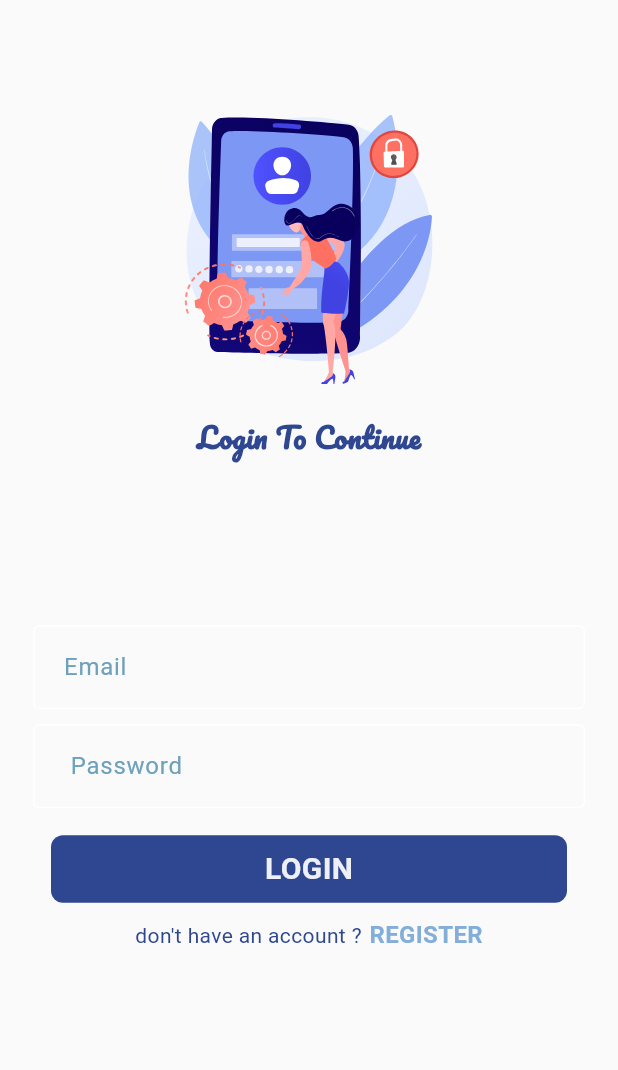
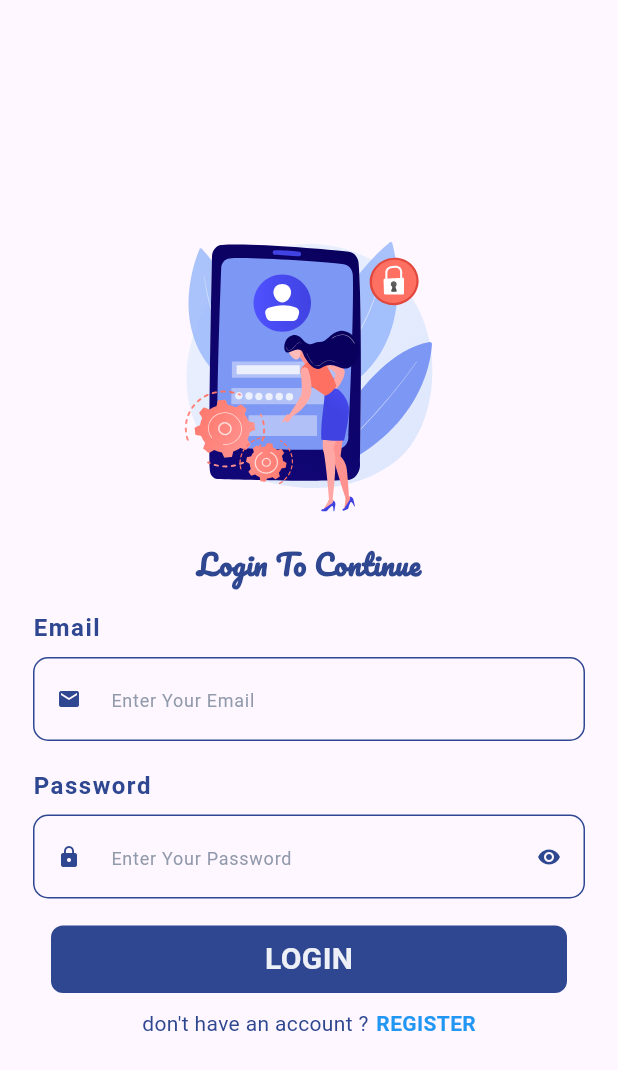
Before and after one commit to Asmaa-Saeed/Around_Egypt_flutter, a Flutter app: the screen it shows after launch, on a phone screen of 412 x 824 dp. Shown: the top 1070 px of the screen. Run offline on Flutter 3.47's test engine with Material 3 defaults, Android fonts, the phone set to English and light mode, and no system bars; our stand-ins replace lottie.

Commit message:
edit login ui

```diff
--- a/lib/constants/constants.dart
+++ b/lib/constants/constants.dart
@@ -1,3 +1,2 @@
 import 'package:flutter/material.dart';
-
-const kPrimaryColor = Color.fromARGB(255, 250, 250, 250);
+const kPrimaryColor =  Color.fromARGB(255, 46, 71, 144);
--- a/lib/pages/login_page.dart
+++ b/lib/pages/login_page.dart
@@ -1,8 +1,6 @@
 import 'package:flutter/material.dart';
 
-import '../constants/constants.dart';
 import '../widgets/login_page_body.dart';
-
 
 class LoginPage extends StatelessWidget {
   const LoginPage({super.key});
@@ -10,7 +8,6 @@ class LoginPage extends StatelessWidget {
   @override
   Widget build(BuildContext context) {
     return const Scaffold(
-      backgroundColor: kPrimaryColor,
       body: LoginPageBody(),
     );
   }
--- a/lib/pages/register_page.dart
+++ b/lib/pages/register_page.dart
@@ -1,8 +1,6 @@
 import 'package:flutter/material.dart';
 
 import '../widgets/register_page_body.dart';
-
-const kPrimaryColor =  Color.fromARGB(255, 46, 71, 144);
 
 class RegisterPage extends StatelessWidget {
   const RegisterPage({super.key});
@@ -10,7 +8,7 @@ class RegisterPage extends StatelessWidget {
   @override
   Widget build(BuildContext context) {
     return const Scaffold(
-      backgroundColor: kPrimaryColor,
+     //backgroundColor: kPrimaryColor,
       body: RegisterPageBody(),
     );
   }
--- /dev/null
+++ b/lib/widgets/custom_column.dart
@@ -0,0 +1,49 @@
+import 'package:around_egypt/constants/constants.dart';
+import 'package:flutter/material.dart';
+
+import 'custom_text_form_field.dart';
+
+class CustomColumn extends StatelessWidget {
+  final String text;
+
+  final String hintText;
+  final IconData? suffixIcon;
+  final IconData prefixIcon;
+  final void Function(String)? onChanged;
+  final String? Function(String?)? validator;
+  const CustomColumn(
+      {super.key,
+      required this.text,
+      required this.hintText,
+      required this.prefixIcon,
+      this.onChanged,
+      this.validator,  this.suffixIcon});
+
+  @override
+  Widget build(BuildContext context) {
+    return Column(
+      children: [
+        Row(
+          children: [
+            Text(
+              text,
+              style: const TextStyle(
+                color:kPrimaryColor,
+                fontSize: 16,
+                fontWeight: FontWeight.bold,
+                letterSpacing: 1.0,
+              ),
+            ),
+          ],
+        ),
+        CustomTextFromField(
+          prefixIcon: prefixIcon,
+          hintText: hintText,
+          onChanged: onChanged,
+          validator: validator,
+          suffixIcon: suffixIcon,
+        ),
+      ],
+    );
+  }
+}
--- /dev/null
+++ b/lib/widgets/custom_text_form_field.dart
@@ -0,0 +1,89 @@
+import 'package:around_egypt/constants/constants.dart';
+import 'package:flutter/material.dart';
+
+// ignore: must_be_immutable
+class CustomTextFromField extends StatefulWidget {
+  CustomTextFromField(
+      {super.key,
+      this.suffixIcon,
+      this.prefixIcon,
+      this.hintText,
+      this.obscureText = false,
+      this.controller,
+      this.validator,
+      this.keyboardType,
+      this.enabled = true,
+      this.onChanged,
+      this.labelText});
+  final TextEditingController? controller;
+  final String? Function(String?)? validator;
+  final TextInputType? keyboardType;
+  final IconData? prefixIcon;
+  final IconData? suffixIcon;
+  final String? labelText;
+  final void Function(String)? onChanged;
+  bool? obscureText;
+  final String? hintText;
+  final double iconSize = 16;
+  final Color iconColor = kPrimaryColor;
+  bool? enabled;
+  @override
+  State<CustomTextFromField> createState() => _CustomTextFromFieldState();
+}
+
+class _CustomTextFromFieldState extends State<CustomTextFromField> {
+  @override
+  Widget build(BuildContext context) {
+    return Padding(
+      padding: const EdgeInsets.symmetric(vertical: 8.0),
+      child: TextFormField(
+        enabled: widget.enabled,
+        onChanged: widget.onChanged,
+        //inputFormatters: [],
+        keyboardType: widget.keyboardType,
+        controller: widget.controller,
+        validator: widget.validator,
+        obscureText: widget.obscureText!,
+        decoration: InputDecoration(
+            labelText: widget.labelText,
+            prefixIcon: Icon(
+              widget.prefixIcon,
+              size: widget.iconSize,
+              color: kPrimaryColor,
+            ),
+            suffixIcon: widget.suffixIcon != null
+                ? IconButton(
+                    icon: widget.obscureText!
+                        ? Icon(
+                            Icons.visibility_off,
+                            size: widget.iconSize,
+                          )
+                        : Icon(
+                            Icons.visibility,
+                            size: widget.iconSize,
+                          ),
+                    color: kPrimaryColor,
+                    onPressed: () {
+                      setState(() {
+                        widget.obscureText = !widget.obscureText!;
+                      });
+                    },
+                  )
+                : null,
+            hintText: widget.hintText,
+            hintStyle: const TextStyle(
+              color: Color(0xFF919AAB),
+              fontSize: 12,
+              fontWeight: FontWeight.w400,
+            ),
+            enabledBorder: OutlineInputBorder(
+              borderRadius: BorderRadius.circular(10),
+              borderSide: const BorderSide(color: kPrimaryColor),
+            ),
+            focusedBorder: OutlineInputBorder(
+                borderRadius: BorderRadius.circular(10),
+                borderSide: const BorderSide(color: kPrimaryColor))),
+      ),
+    );
+  }
+}
--- a/lib/widgets/login_page_body.dart
+++ b/lib/widgets/login_page_body.dart
@@ -1,5 +1,5 @@
 import 'package:around_egypt/widgets/custom_button.dart';
-import 'package:around_egypt/widgets/custom_text_field.dart';
+import 'package:around_egypt/widgets/custom_column.dart';
 import 'package:flutter/material.dart';
 import 'package:lottie/lottie.dart';
 
@@ -15,10 +15,8 @@ class LoginPageBody extends StatelessWidget {
     return Padding(
       padding: const EdgeInsets.symmetric(horizontal: 22),
       child: Column(
+        mainAxisAlignment: MainAxisAlignment.center,
         children: [
-          const Spacer(
-            flex: 1,
-          ),
           Lottie.asset(
             'images/lottie.json',
             height: 220,
@@ -35,35 +33,25 @@ class LoginPageBody extends StatelessWidget {
               fontFamily: 'pacifico',
             ),
           ),
-          const Spacer(
-            flex: 2,
-          ),
-          const Row(
-              // children: [
-              //   Text(
-              //     'LOGIN',
-              //     style: TextStyle(
-              //       fontSize: 24,
-              //       color: Colors.black,
-              //       fontWeight: FontWeight.bold,
-              //     ),
-              //   ),
-              // ],
-              ),
           const SizedBox(
             height: 18,
           ),
-          const CustomFormTextField(
-            hintText: ' Email',
+          const CustomColumn(
+            text: 'Email',
+            hintText: 'Enter Your Email',
+            prefixIcon: Icons.email,
           ),
           const SizedBox(
             height: 10,
           ),
-          const CustomFormTextField(
-            hintText: '  Password',
+          const CustomColumn(
+            text: 'Password',
+            hintText: 'Enter Your Password',
+            prefixIcon: Icons.lock,
+            suffixIcon: Icons.visibility_off,
           ),
           const SizedBox(
-            height: 18,
+            height: 10,
           ),
           const Padding(
             padding: EdgeInsets.symmetric(horizontal: 12.0),
@@ -79,7 +67,7 @@ class LoginPageBody extends StatelessWidget {
                 'don\'t have an account ?',
                 style: TextStyle(
                   fontSize: 14,
-                  color: Color.fromARGB(255, 46, 71, 144),
+                  color: Color(0xFF2E4790),
                 ),
               ),
               const SizedBox(
@@ -91,15 +79,12 @@ class LoginPageBody extends StatelessWidget {
                 },
                 child: const Text('REGISTER',
                     style: TextStyle(
-                      fontSize: 16,
-                      color: Color.fromARGB(255, 131, 174, 217),
+                      fontSize: 14,
+                      color: Colors.blue,
                       fontWeight: FontWeight.bold,
                     )),
               ),
             ],
-          ),
-          const Spacer(
-            flex: 4,
           ),
         ],
       ),
```
Also changed, not shown: images/lottie2.json (added, +1 -0 lines), lib/widgets/register_page_body.dart (+53 -54 lines).
